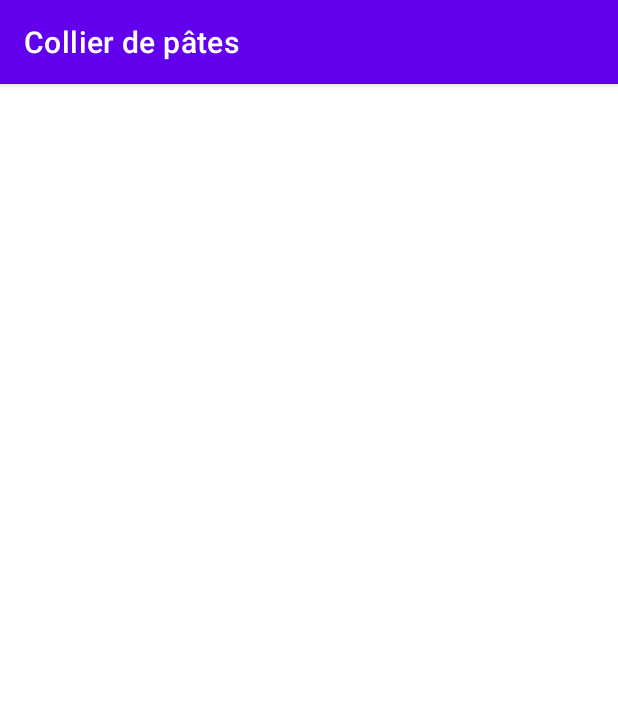
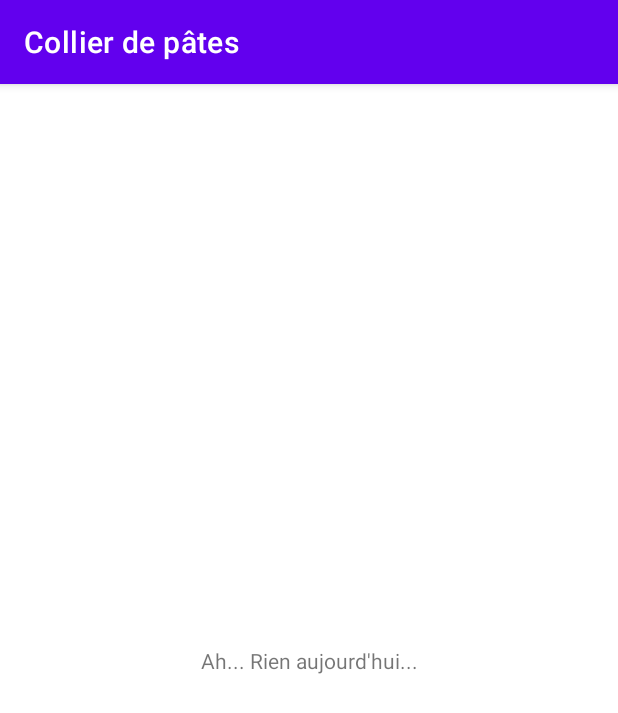
Before and after one commit to M4jor-Tom/PastaCollar, an Android app: the screen it shows after launch (MainActivity), on a phone screen of 412 x 824 dp. Shown: the top 713 px of the screen. Run offline under Robolectric (Android 15) with nearby library versions, the phone set to English and light mode, and no system bars.

Commit message:
Set default value for mainTexView

```diff
--- a/app/src/main/java/com/example/pastacollar/MainActivity.java
+++ b/app/src/main/java/com/example/pastacollar/MainActivity.java
@@ -14,5 +14,6 @@ public class MainActivity extends AppCompatActivity
         setContentView(R.layout.activity_main);
 
         TextView mainTextView = (TextView)findViewById(R.id.mainTextView);
+        mainTextView.setText("Ah... Rien aujourd'hui...");
     }
 }
```
